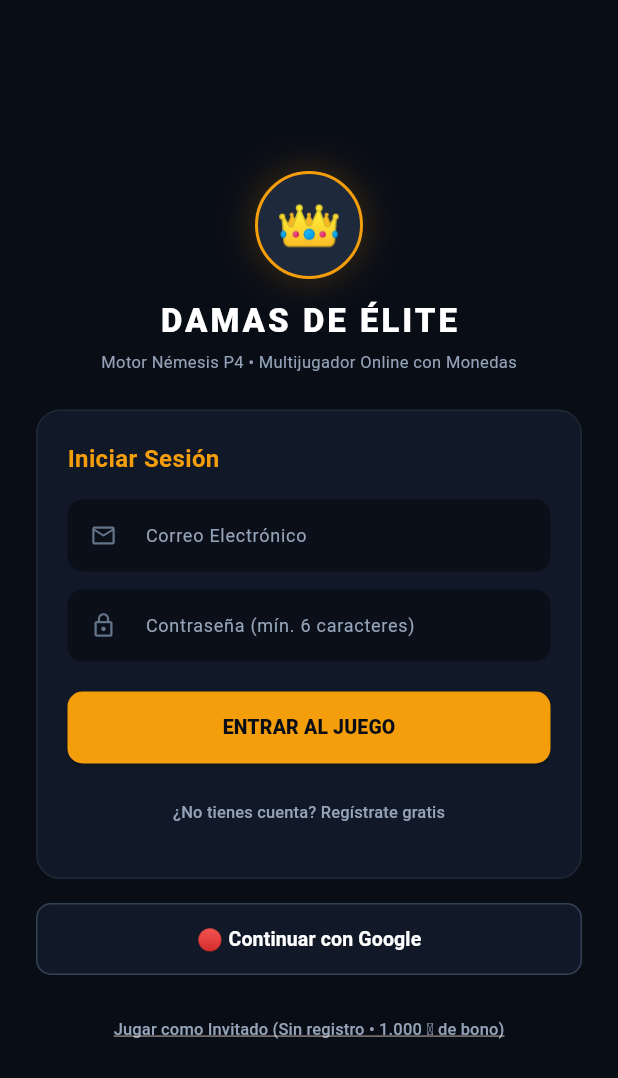
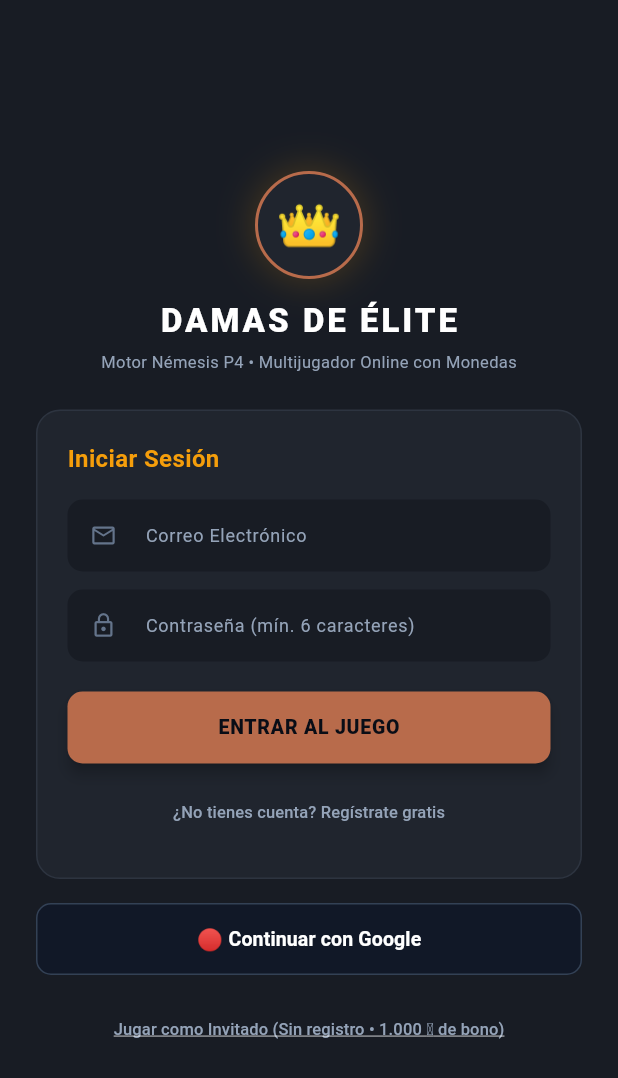
Before and after one commit to emmanuelcamachod/damas-del-mundo, a Flutter app: the screen it shows after launch, on a phone screen of 412 x 824 dp. Shown: the top 1078 px of the screen. Run offline on Flutter 3.47's test engine with Material 3 defaults, Android fonts, the phone set to English and light mode, and no system bars; accounts and stored records are empty.

Commit message:
feat(design): implementacion integral del sistema visual Neo-Tactile Studio en Web y Flutter

```diff
--- a/lib/main.dart
+++ b/lib/main.dart
@@ -1,6 +1,7 @@
 import 'package:flutter/material.dart';
 import 'auth/auth.dart';
 import 'ui/auth_screen.dart';
+import 'ui/neo_tactile_theme.dart';
 
 void main() {
   runApp(const CheckersApp());
@@ -12,16 +13,9 @@ class CheckersApp extends StatelessWidget {
   @override
   Widget build(BuildContext context) {
     return MaterialApp(
-      title: 'Damas de Élite • GEM V4.0',
+      title: 'Damas del Mundo • Neo-Tactile Studio',
       debugShowCheckedModeBanner: false,
-      theme: ThemeData(
-        colorScheme: ColorScheme.fromSeed(
-          seedColor: const Color(0xFFF59E0B),
-          brightness: Brightness.dark,
-        ),
-        scaffoldBackgroundColor: const Color(0xFF090D16),
-        useMaterial3: true,
-      ),
+      theme: NeoTactileTheme.themeData,
       home: AuthScreen(authService: SupabaseAuthService()),
     );
   }
--- a/lib/ui/auth_screen.dart
+++ b/lib/ui/auth_screen.dart
@@ -4,6 +4,7 @@
 import 'package:flutter/material.dart';
 import '../auth/auth.dart';
 import 'lobby_screen.dart';
+import 'neo_tactile_theme.dart';
 
 class AuthScreen extends StatefulWidget {
   final AuthService authService;
@@ -114,7 +115,7 @@ class _AuthScreenState extends State<AuthScreen> {
   @override
   Widget build(BuildContext context) {
     return Scaffold(
-      backgroundColor: const Color(0xFF090D16),
+      backgroundColor: NeoTactileTheme.background,
       body: SafeArea(
         child: Center(
           child: SingleChildScrollView(
@@ -149,9 +150,9 @@ class _AuthScreenState extends State<AuthScreen> {
           width: 72,
           height: 72,
           decoration: BoxDecoration(
-            color: const Color(0xFF1E293B),
+            color: NeoTactileTheme.surface,
             shape: BoxShape.circle,
-            border: Border.all(color: const Color(0xFFF59E0B), width: 2),
+            border: Border.all(color: NeoTactileTheme.terracotta, width: 2),
             boxShadow: const [
               BoxShadow(color: Color(0x33F59E0B), blurRadius: 20, spreadRadius: 2),
             ],
@@ -200,9 +201,9 @@ class _AuthScreenState extends State<AuthScreen> {
     return Container(
       padding: const EdgeInsets.all(20),
       decoration: BoxDecoration(
-        color: const Color(0xFF111827),
+        color: NeoTactileTheme.surface,
         borderRadius: BorderRadius.circular(16),
-        border: Border.all(color: const Color(0xFF1F2937)),
+        border: Border.all(color: NeoTactileTheme.surfaceBorder),
       ),
       child: Column(
         crossAxisAlignment: CrossAxisAlignment.stretch,
@@ -259,7 +260,7 @@ class _AuthScreenState extends State<AuthScreen> {
         labelStyle: const TextStyle(color: Color(0xFF94A3B8), fontSize: 12),
         prefixIcon: Icon(icon, color: const Color(0xFF64748B), size: 18),
         filled: true,
-        fillColor: const Color(0xFF0B0F19),
+        fillColor: NeoTactileTheme.background,
         contentPadding: const EdgeInsets.symmetric(horizontal: 14, vertical: 14),
         border: OutlineInputBorder(
           borderRadius: BorderRadius.circular(10),
@@ -283,7 +284,7 @@ class _AuthScreenState extends State<AuthScreen> {
       child: ElevatedButton(
         onPressed: _isLoading ? null : _submitEmail,
         style: ElevatedButton.styleFrom(
-          backgroundColor: const Color(0xFFF59E0B),
+          backgroundColor: NeoTactileTheme.terracotta,
           foregroundColor: const Color(0xFF090D16),
           shape: RoundedRectangleBorder(borderRadius: BorderRadius.circular(10)),
         ),
--- /dev/null
+++ b/lib/ui/neo_tactile_theme.dart
@@ -0,0 +1,85 @@
+import 'package:flutter/material.dart';
+
+/// Sistema de diseño unificado Neo-Tactile Studio (Opción F) para Damas del Mundo.
+/// Proporciona la paleta cromática, superficies y componentes táctiles de estudio.
+class NeoTactileTheme {
+  // Paleta Cromática Base
+  static const Color background = Color(0xFF181C24);
+  static const Color surface = Color(0xFF20252E);
+  static const Color surfaceBorder = Color(0xFF2D3440);
+  static const Color surfaceElevated = Color(0xFF282F3A);
+
+  // Acentos de Interacción
+  static const Color terracotta = Color(0xFFB86B4B);
+  static const Color terracottaDark = Color(0xFFA35C3E);
+  static const Color sand = Color(0xFFE6C89C);
+  static const Color cream = Color(0xFFECDCC9);
+
+  // Tablero y Piezas Neo-Tactile
+  static const Color boardFrame = Color(0xFF221A15);
+  static const Color boardBorder = Color(0xFF3D2A1D);
+  static const Color boardDarkCell = Color(0xFF1D222A);
+  static const Color boardLightCell = Color(0xFF2E3543);
+  static const Color pieceWhite = Color(0xFFECDCC9);
+  static const Color pieceWhiteBorder = Color(0xFFDFCAA7);
+  static const Color pieceBlack = Color(0xFFB86B4B);
+  static const Color pieceBlackBorder = Color(0xFF8F4D32);
+
+  // Textos y Contraste (Cumple WCAG AA)
+  static const Color textHigh = Color(0xFFF8FAFC);
+  static const Color textMedium = Color(0xFFECDCC9);
+  static const Color textMuted = Color(0xFF94A3B8);
+
+  static ThemeData get themeData {
+    return ThemeData(
+      brightness: Brightness.dark,
+      scaffoldBackgroundColor: background,
+      canvasColor: background,
+      cardColor: surface,
+      colorScheme: const ColorScheme.dark(
+        primary: terracotta,
+        onPrimary: Colors.white,
+        secondary: sand,
+        onSecondary: Color(0xFF181C24),
+        surface: surface,
+        onSurface: textHigh,
+      ),
+      appBarTheme: const AppBarTheme(
+        backgroundColor: background,
+        foregroundColor: textHigh,
+        elevation: 0,
+        centerTitle: true,
+        titleTextStyle: TextStyle(
+          color: textHigh,
+          fontSize: 16,
+          fontWeight: FontWeight.w800,
+          letterSpacing: 0.5,
+        ),
+      ),
+      cardTheme: CardTheme(
+        color: surface,
+        elevation: 4,
+        shape: RoundedRectangleBorder(
+          borderRadius: BorderRadius.circular(20),
+          side: const BorderSide(color: surfaceBorder, width: 1),
+        ),
+      ),
+      elevatedButtonTheme: ElevatedButtonThemeData(
+        style: ElevatedButton.styleFrom(
+          backgroundColor: terracotta,
+          foregroundColor: Colors.white,
+          elevation: 4,
+          shape: RoundedRectangleBorder(
+            borderRadius: BorderRadius.circular(16),
+          ),
+          textStyle: const TextStyle(
+            fontSize: 14,
+            fontWeight: FontWeight.w800,
+            letterSpacing: 0.5,
+          ),
+        ),
+      ),
+      useMaterial3: true,
+    );
+  }
+}
```
Also changed, not shown: lib/economy/cosmetic_item.dart (+21 -0 lines), lib/ui/board_screen.dart (+56 -11 lines), lib/ui/game_controller.dart (+10 -1 lines), lib/ui/lobby_screen.dart (+15 -14 lines), 1 other file.
